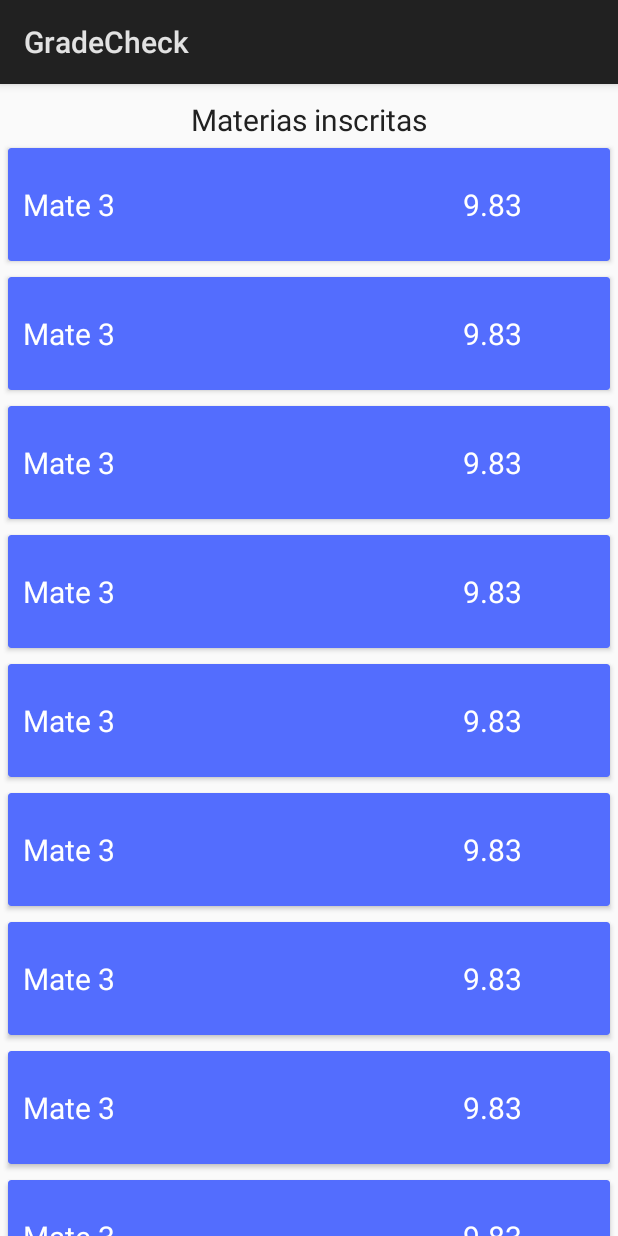
After one commit to AraDevs/notas-app, an Android app: the fragment Grades shown on its own in the app's theme, on a phone screen of 412 x 824 dp. The commit adds this screen. Run offline under Robolectric (Android 15) with nearby library versions, the phone set to English and light mode, and no system bars.

Commit message:
Update UI
-Actualizado UI, ahora hay un reciclerview que mostrara las notas
-Mejorados algunos peque;os aspectos visuales
-Imports optimizados

```diff
--- a/app/build.gradle
+++ b/app/build.gradle
@@ -23,6 +23,7 @@ dependencies {
     implementation 'com.android.support.constraint:constraint-layout:1.1.2'
     implementation 'br.com.liveo:navigationdrawer-material:2.5.1'
     implementation 'com.android.volley:volley:1.1.1'
+    implementation 'com.android.support:cardview-v7:28.0.0-rc01'
     implementation ('com.jakewharton:butterknife:8.8.1'){
         exclude group: 'com.android.support'
         exclude module: 'appcompat-v7'
--- /dev/null
+++ b/app/src/main/java/aradevs/com/gradecheck/Grades.java
@@ -0,0 +1,60 @@
+package aradevs.com.gradecheck;
+
+
+import android.app.Fragment;
+import android.os.Bundle;
+import android.support.annotation.Nullable;
+import android.support.v7.widget.LinearLayoutManager;
+import android.support.v7.widget.RecyclerView;
+import android.view.LayoutInflater;
+import android.view.View;
+import android.view.ViewGroup;
+
+import java.util.ArrayList;
+
+import aradevs.com.gradecheck.adapters.AdapterGrades;
+import aradevs.com.gradecheck.models.Courses;
+import aradevs.com.gradecheck.models.Evaluations;
+
+
+/**
+ * A simple {@link Fragment} subclass.
+ */
+public class Grades extends Fragment {
+
+    public Grades() {
+        // Required empty public constructor
+    }
+
+
+    @Override
+    public View onCreateView(LayoutInflater inflater, ViewGroup container,
+                             Bundle savedInstanceState) {
+        // Inflate the layout for this fragment
+        return inflater.inflate(R.layout.fragment_grades, container, false);
+    }
+
+    @Override
+    public void onViewCreated(View view, @Nullable Bundle savedInstanceState) {
+        super.onViewCreated(view, savedInstanceState);
+        ArrayList<Evaluations> evaluations = new ArrayList<>();
+        Evaluations e = new Evaluations("1","10","9.5","10");
+        evaluations.add(e);
+        Courses c = new Courses("1","Mate 3",evaluations);
+
+        ArrayList<Courses> courses = new ArrayList<>();
+        for(int i=0;i<30;i++){
+            courses.add(c);
+        }
+
+        RecyclerView mRecyclerView = (RecyclerView) view.findViewById(R.id.gradeRecyclerView);
+        assert mRecyclerView != null;
+        mRecyclerView.setHasFixedSize(true);
+
+        RecyclerView.LayoutManager mLayoutManager = new LinearLayoutManager(view.getContext());
+        mRecyclerView.setLayoutManager(mLayoutManager);
+
+        RecyclerView.Adapter mAdapter = new AdapterGrades(courses);
+        mRecyclerView.setAdapter(mAdapter);
+    }
+}
--- /dev/null
+++ b/app/src/main/java/aradevs/com/gradecheck/adapters/AdapterGrades.java
@@ -0,0 +1,64 @@
+package aradevs.com.gradecheck.adapters;
+
+import android.annotation.SuppressLint;
+import android.support.v7.widget.CardView;
+import android.support.v7.widget.RecyclerView;
+import android.view.LayoutInflater;
+import android.view.ViewGroup;
+import android.widget.TextView;
+
+import java.util.ArrayList;
+
+import aradevs.com.gradecheck.R;
+import aradevs.com.gradecheck.models.Courses;
+
+public class AdapterGrades extends RecyclerView.Adapter<AdapterGrades.ViewHolder> {
+
+    private static final String TAG = "Grades-Adapter";
+
+    private ArrayList<Courses> items;
+
+
+    public AdapterGrades(ArrayList<Courses> objects) {
+        items = objects;
+    }
+
+    @Override
+    public ViewHolder onCreateViewHolder(ViewGroup parent, int viewType) {
+        CardView v = (CardView) LayoutInflater.from(parent.getContext())
+                .inflate(R.layout.item_grades, parent, false);
+        return new ViewHolder(v);
+    }
+
+    @SuppressLint("DefaultLocale")
+    @Override
+    public void onBindViewHolder(ViewHolder holder, int position) {
+        Courses c = items.get(position);
+        holder.name.setText(c.getName());
+        Double eva1 = Double.parseDouble(c.getEva().get(0).getEva1());
+        Double eva2 = Double.parseDouble(c.getEva().get(0).getEva2());
+        Double eva3 = Double.parseDouble(c.getEva().get(0).getEva3());
+        Double tot =(eva1+eva2+eva3)/3;
+        holder.grades.setText(String.format("%.2f",tot));
+
+    }
+
+    @Override
+    public int getItemCount() {
+        return items.size();
+    }
+
+    static class ViewHolder extends RecyclerView.ViewHolder {
+        CardView ln;
+        TextView name;
+        TextView grades;
+        ViewHolder(CardView itemView) {
+            super(itemView);
+            ln = itemView;
+            name = itemView.findViewById(R.id.tvCourseName);
+            grades = itemView.findViewById(R.id.tvGrade);
+        }
+    }
+
+
+}
--- /dev/null
+++ b/app/src/main/java/aradevs/com/gradecheck/models/Courses.java
@@ -0,0 +1,41 @@
+package aradevs.com.gradecheck.models;
+
+import java.util.ArrayList;
+
+public class Courses {
+    private String id;
+    private String name;
+    private ArrayList<Evaluations> eva;
+
+    public Courses() {}
+
+    public Courses(String id, String name, ArrayList<Evaluations> eva) {
+        this.id = id;
+        this.name = name;
+        this.eva = eva;
+    }
+
+    public String getId() {
+        return id;
+    }
+
+    public void setId(String id) {
+        this.id = id;
+    }
+
+    public String getName() {
+        return name;
+    }
+
+    public void setName(String name) {
+        this.name = name;
+    }
+
+    public ArrayList<Evaluations> getEva() {
+        return eva;
+    }
+
+    public void setEva(ArrayList<Evaluations> eva) {
+        this.eva = eva;
+    }
+}
--- /dev/null
+++ b/app/src/main/java/aradevs/com/gradecheck/models/Evaluations.java
@@ -0,0 +1,49 @@
+package aradevs.com.gradecheck.models;
+
+public class Evaluations {
+    private String period;
+    private String eva1;
+    private String eva2;
+    private String eva3;
+
+    public Evaluations() {}
+
+    public Evaluations(String period, String eva1, String eva2, String eva3) {
+        this.period = period;
+        this.eva1 = eva1;
+        this.eva2 = eva2;
+        this.eva3 = eva3;
+    }
+
+    public String getPeriod() {
+        return period;
+    }
+
+    public void setPeriod(String period) {
+        this.period = period;
+    }
+
+    public String getEva1() {
+        return eva1;
+    }
+
+    public void setEva1(String eva1) {
+        this.eva1 = eva1;
+    }
+
+    public String getEva2() {
+        return eva2;
+    }
+
+    public void setEva2(String eva2) {
+        this.eva2 = eva2;
+    }
+
+    public String getEva3() {
+        return eva3;
+    }
+
+    public void setEva3(String eva3) {
+        this.eva3 = eva3;
+    }
+}
--- a/app/src/main/res/layout/activity_home.xml
+++ b/app/src/main/res/layout/activity_home.xml
@@ -1,9 +1,9 @@
 <?xml version="1.0" encoding="utf-8"?>
-<android.support.constraint.ConstraintLayout xmlns:android="http://schemas.android.com/apk/res/android"
-    xmlns:app="http://schemas.android.com/apk/res-auto"
+<RelativeLayout xmlns:android="http://schemas.android.com/apk/res/android"
     xmlns:tools="http://schemas.android.com/tools"
     android:layout_width="match_parent"
     android:layout_height="match_parent"
+    android:id="@+id/container"
     tools:context=".HomeActivity">
 
-</android.support.constraint.ConstraintLayout>
+</RelativeLayout>
--- a/app/src/main/res/layout/activity_login.xml
+++ b/app/src/main/res/layout/activity_login.xml
@@ -89,6 +89,7 @@
                 />
             <TextView
                 android:layout_marginTop="20dp"
+                android:layout_marginBottom="20dp"
                 android:layout_width="match_parent"
                 android:layout_height="wrap_content"
                 android:text="Olvide mi contraseña"
--- /dev/null
+++ b/app/src/main/res/layout/fragment_grades.xml
@@ -0,0 +1,29 @@
+<?xml version="1.0" encoding="utf-8"?>
+<RelativeLayout xmlns:android="http://schemas.android.com/apk/res/android"
+    xmlns:tools="http://schemas.android.com/tools"
+    android:layout_width="match_parent"
+    android:layout_height="match_parent"
+    tools:context=".Grades">
+    <LinearLayout
+        android:layout_width="match_parent"
+        android:layout_height="match_parent"
+        android:orientation="vertical">
+        <TextView
+            android:layout_marginTop="10dp"
+            android:layout_width="match_parent"
+            android:layout_height="wrap_content"
+            android:gravity="center"
+            android:text="Materias inscritas"
+            android:textColor="@color/textPrimary"
+            android:textSize="20dp"/>
+        <android.support.v7.widget.RecyclerView
+            android:layout_width="match_parent"
+            android:layout_height="match_parent"
+            android:id="@+id/gradeRecyclerView">
+
+        </android.support.v7.widget.RecyclerView>
+    </LinearLayout>
+
+
+
+</RelativeLayout>
--- /dev/null
+++ b/app/src/main/res/layout/item_grades.xml
@@ -0,0 +1,31 @@
+<?xml version="1.0" encoding="utf-8"?>
+<android.support.v7.widget.CardView
+    android:layout_margin="5dp"
+    xmlns:android="http://schemas.android.com/apk/res/android"
+    android:layout_width="match_parent"
+    android:layout_height="75dp"
+    android:backgroundTint="@color/colorAccent">
+    <LinearLayout
+        android:layout_width="match_parent"
+        android:layout_height="match_parent">
+        <TextView
+            android:layout_width="wrap_content"
+            android:layout_height="wrap_content"
+            android:textColor="@color/textIcons"
+            android:text="Matematica II"
+            android:layout_weight="4"
+            android:textSize="20dp"
+            android:layout_marginStart="10dp"
+            android:layout_gravity="center"
+            android:id="@+id/tvCourseName"/>
+        <TextView
+            android:layout_width="wrap_content"
+            android:layout_height="wrap_content"
+            android:textColor="@color/textIcons"
+            android:text="9.8"
+            android:layout_weight="1"
+            android:textSize="20dp"
+            android:layout_gravity="center"
+            android:id="@+id/tvGrade"/>
+    </LinearLayout>
+</android.support.v7.widget.CardView>
--- a/app/src/main/res/values/strings.xml
+++ b/app/src/main/res/values/strings.xml
@@ -5,4 +5,7 @@
     <string name="error_server">Error de Servidor</string>
     <string name="error_network">Verifique su conexión a internet</string>
     <string name="error_no_id">Se obtuvo el error:</string>
+
+    <!-- TODO: Remove or change this placeholder text -->
+    <string name="hello_blank_fragment">Hello blank fragment</string>
 </resources>
```
Also changed, not shown: app/src/main/java/aradevs/com/gradecheck/HomeActivity.java (+13 -0 lines), app/src/main/java/aradevs/com/gradecheck/models/Users.java (added, +74 -0 lines), 2 other files.
